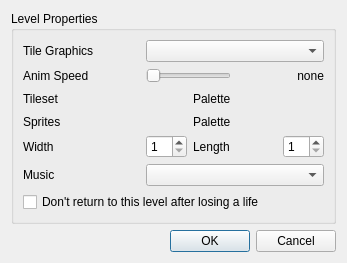
Old version of the form src/propertieswindow.ui in the repository devinacker/kale.
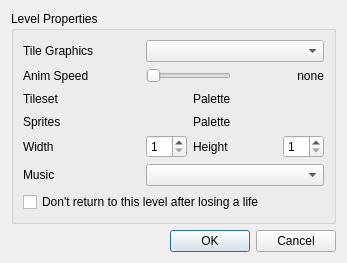
New version of the form.

Commit message: change "length" to "height" on properties window

Patch:
```diff
--- a/src/propertieswindow.ui
+++ b/src/propertieswindow.ui
@@ -7,7 +7,7 @@
     <x>0</x>
     <y>0</y>
     <width>420</width>
-    <height>264</height>
+    <height>283</height>
    </rect>
   </property>
   <property name="sizePolicy">
@@ -195,7 +195,7 @@
          </sizepolicy>
         </property>
         <property name="text">
-         <string>Length</string>
+         <string>Height</string>
         </property>
        </widget>
       </item>
```
Left out of the diff: 4 changed lines with no effect on the pictures. The commit also changes 2 other files.
